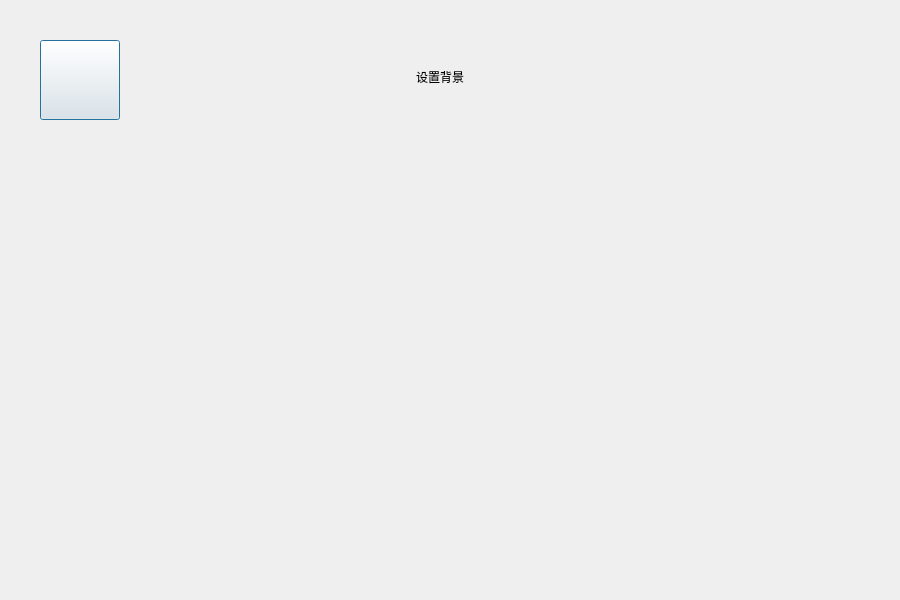
First picture: the form in src/XMusic/bkgdlg.ui, repository 1028417/XMusic, before the edit.
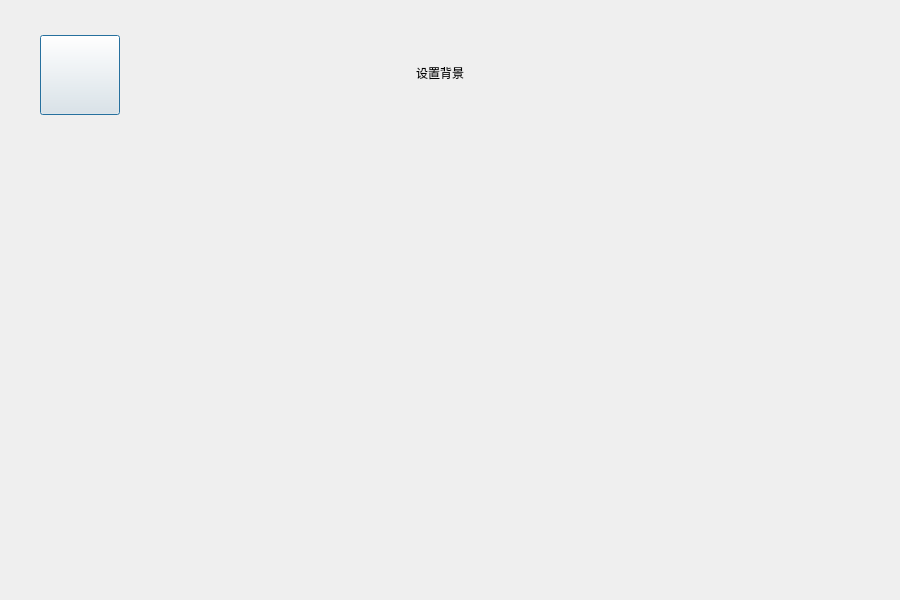
Second picture: the form after the edit. Icons and pictures are not drawn. Custom widgets are drawn as their Qt base class.

Diff of the .ui file:
```diff
--- a/src/XMusic/bkgdlg.ui
+++ b/src/XMusic/bkgdlg.ui
@@ -17,7 +17,7 @@
    <property name="geometry">
     <rect>
      <x>40</x>
-     <y>40</y>
+     <y>35</y>
      <width>80</width>
      <height>80</height>
     </rect>
@@ -45,7 +45,7 @@
    <property name="geometry">
     <rect>
      <x>340</x>
-     <y>47</y>
+     <y>43</y>
      <width>200</width>
      <height>60</height>
     </rect>
```
